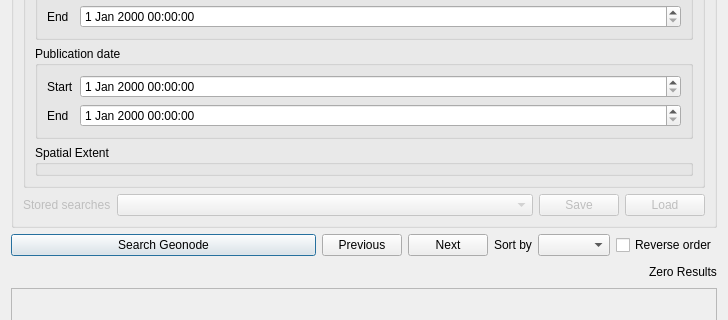
This is src/qgis_geonode/ui/geonode_datasource_widget.ui in GeoNode/QGISGeoNodePlugin as Qt 5 draws it before an edit; both pictures show x 0 to 728 and y 365 to 685 of the 728 by 965 pixel window. The edited form follows.
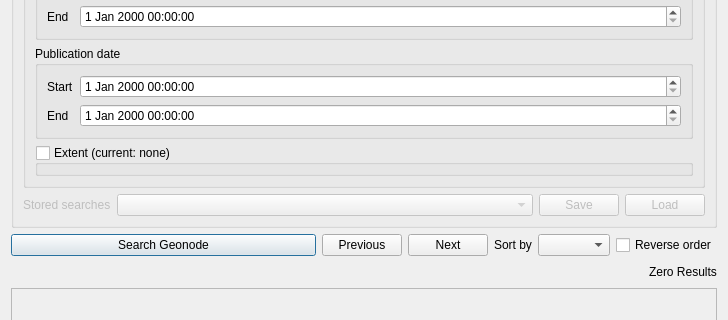
This is the edited form. Custom widgets are drawn as their Qt base class.

Commit message: set extent group box to be checkable

Diff of the .ui file:
```diff
--- a/src/qgis_geonode/ui/geonode_datasource_widget.ui
+++ b/src/qgis_geonode/ui/geonode_datasource_widget.ui
@@ -377,7 +377,13 @@
          <item row="7" column="0" colspan="2">
           <widget class="QgsExtentGroupBox" name="spatial_extent_box">
            <property name="title">
-            <string>Spatial Extent</string>
+            <string>Extent (current: none)</string>
+           </property>
+           <property name="checkable">
+            <bool>true</bool>
+           </property>
+           <property name="checked">
+            <bool>false</bool>
            </property>
            <property name="collapsed">
             <bool>true</bool>
```
Left out of the diff: 5 changed lines with no effect on the pictures. The commit also changes 1 other file.
